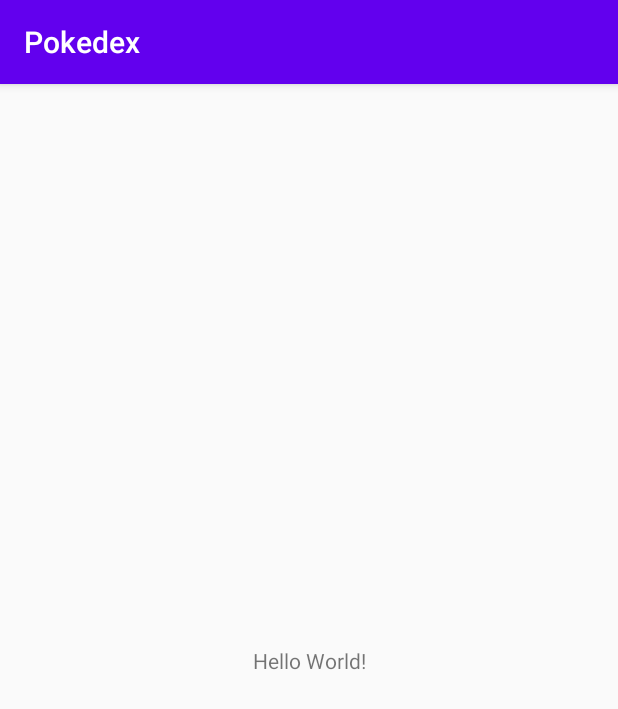
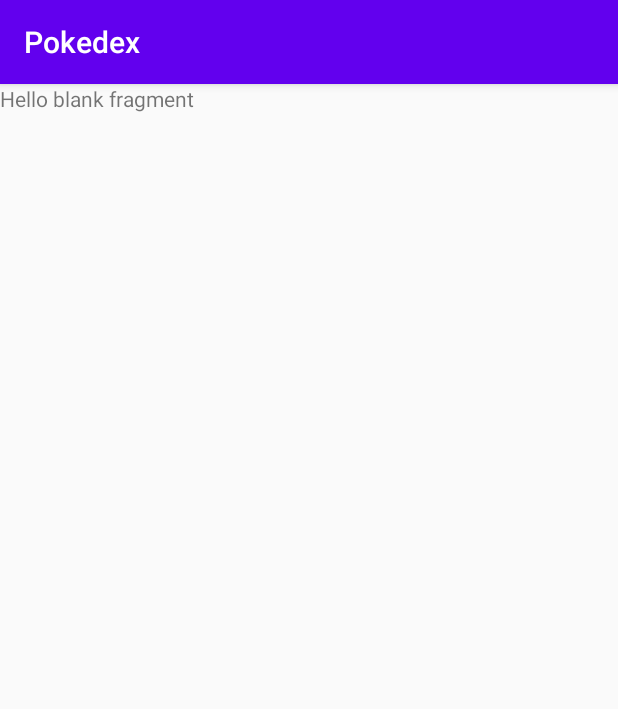
Before and after one commit to lucas-cordeiro/Pokedex, an Android app: the screen it shows after launch (MainActivity), on a phone screen of 412 x 824 dp. Shown: the top 709 px of the screen. Run offline under Robolectric (Android 15) with nearby library versions, the phone set to English and light mode, and no system bars; our stand-ins replace Room's generated code; 8 statements that could not run were skipped.

Commit message:
feat: adicionado navigation

```diff
--- a/app/build.gradle
+++ b/app/build.gradle
@@ -79,6 +79,9 @@ dependencies {
     implementation "org.koin:koin-core:$koin_version"
     implementation "org.koin:koin-android-scope:$koin_version"
     implementation "org.koin:koin-android-viewmodel:$koin_version"
+    implementation 'androidx.navigation:navigation-fragment-ktx:2.3.0'
+    implementation 'androidx.navigation:navigation-ui-ktx:2.3.0'
+    implementation 'androidx.legacy:legacy-support-v4:1.0.0'
 
     //Room
     kapt "android.arch.persistence.room:compiler:$room_version"
--- a/app/src/main/AndroidManifest.xml
+++ b/app/src/main/AndroidManifest.xml
@@ -12,7 +12,7 @@
         android:roundIcon="@mipmap/ic_launcher_round"
         android:supportsRtl="true"
         android:theme="@style/AppTheme">
-        <activity android:name=".ui.main.MainActivity">
+        <activity android:name=".ui.MainActivity">
             <intent-filter>
                 <action android:name="android.intent.action.MAIN" />
 
--- a/app/src/main/java/br/com/lucas/cordeiro/pokedex/di/module/ViewModelModule.kt
+++ b/app/src/main/java/br/com/lucas/cordeiro/pokedex/di/module/ViewModelModule.kt
@@ -1,9 +1,14 @@
 package br.com.lucas.cordeiro.pokedex.di.module
 
-import br.com.lucas.cordeiro.pokedex.ui.main.MainViewModel
+import br.com.lucas.cordeiro.pokedex.ui.home.HomeViewModel
 import org.koin.android.viewmodel.dsl.viewModel
 import org.koin.dsl.module
 
 val viewModelModule = module {
-    viewModel { MainViewModel(get(), get()) }
+    viewModel {
+        HomeViewModel(
+            get(),
+            get()
+        )
+    }
 }
--- /dev/null
+++ b/app/src/main/java/br/com/lucas/cordeiro/pokedex/ui/MainActivity.kt
@@ -0,0 +1,12 @@
+package br.com.lucas.cordeiro.pokedex.ui
+
+import android.os.Bundle
+import br.com.lucas.cordeiro.pokedex.R
+import br.com.lucas.cordeiro.pokedex.ui.base.BaseActivity
+
+class MainActivity : BaseActivity(R.layout.activity_main) {
+
+    override fun onCreate(savedInstanceState: Bundle?) {
+        super.onCreate(savedInstanceState)
+    }
+}
--- /dev/null
+++ b/app/src/main/java/br/com/lucas/cordeiro/pokedex/ui/base/BaseFragment.kt
@@ -0,0 +1,24 @@
+package br.com.lucas.cordeiro.pokedex.ui.base
+
+import android.os.Bundle
+import android.view.LayoutInflater
+import android.view.View
+import android.view.ViewGroup
+import android.widget.Toast
+import androidx.fragment.app.Fragment
+import br.com.lucas.cordeiro.pokedex.R
+
+abstract class BaseFragment(private val contentLayoutId: Int) : Fragment() {
+    override fun onCreateView(
+        inflater: LayoutInflater, container: ViewGroup?,
+        savedInstanceState: Bundle?
+    ): View? {
+        return inflater.inflate(contentLayoutId, container, false)
+    }
+
+    fun showToast(message: String){
+        context?.run {
+            Toast.makeText(this, message, Toast.LENGTH_LONG).show()
+        }
+    }
+}
--- a/app/src/main/java/br/com/lucas/cordeiro/pokedex/ui/main/MainActivity.kt
+++ b/app/src/main/java/br/com/lucas/cordeiro/pokedex/ui/home/HomeFragment.kt
@@ -1,25 +1,27 @@
-package br.com.lucas.cordeiro.pokedex.ui.main
+package br.com.lucas.cordeiro.pokedex.ui.home
 
-import androidx.appcompat.app.AppCompatActivity
 import android.os.Bundle
-import android.widget.Toast
+import android.view.View
 import androidx.lifecycle.lifecycleScope
 import br.com.lucas.cordeiro.pokedex.R
 import br.com.lucas.cordeiro.pokedex.network.error.ErrorEntity
 import br.com.lucas.cordeiro.pokedex.network.error.Result
-import br.com.lucas.cordeiro.pokedex.ui.base.BaseActivity
+import br.com.lucas.cordeiro.pokedex.ui.base.BaseFragment
 import br.com.lucas.cordeiro.pokedex.utils.KLog
 import kotlinx.coroutines.flow.collect
-import kotlinx.coroutines.flow.filter
 import org.koin.android.ext.android.inject
 
-class MainActivity : BaseActivity(R.layout.activity_main) {
 
-    private val viewModel: MainViewModel by inject()
+class HomeFragment : BaseFragment(R.layout.fragment_home) {
 
-    override fun onCreate(savedInstanceState: Bundle?) {
-        super.onCreate(savedInstanceState)
+    private val viewModel : HomeViewModel by inject()
 
+    override fun onViewCreated(view: View, savedInstanceState: Bundle?) {
+        super.onViewCreated(view, savedInstanceState)
+        setUp()
+    }
+
+    private fun setUp(){
         lifecycleScope.launchWhenCreated {
             viewModel.pokemons.collect {
                 when(it){
--- a/app/src/main/java/br/com/lucas/cordeiro/pokedex/ui/main/MainViewModel.kt
+++ b/app/src/main/java/br/com/lucas/cordeiro/pokedex/ui/home/HomeViewModel.kt
@@ -1,4 +1,4 @@
-package br.com.lucas.cordeiro.pokedex.ui.main
+package br.com.lucas.cordeiro.pokedex.ui.home
 
 import androidx.lifecycle.ViewModel
 import androidx.lifecycle.viewModelScope
@@ -12,7 +12,7 @@ import kotlinx.coroutines.flow.catch
 import kotlinx.coroutines.flow.collect
 import kotlinx.coroutines.launch
 
-class MainViewModel(private val pokemonRepository: PokemonRepository, private val generalErrorHandler: GeneralErrorHandler) : ViewModel() {
+class HomeViewModel(private val pokemonRepository: PokemonRepository, private val generalErrorHandler: GeneralErrorHandler) : ViewModel() {
     private val _pokemons = MutableStateFlow<Result<List<Pokemon>>?>(null)
     val pokemons: StateFlow<Result<List<Pokemon>>?>
         get() = _pokemons
--- a/app/src/main/res/layout/activity_main.xml
+++ b/app/src/main/res/layout/activity_main.xml
@@ -4,15 +4,20 @@
     xmlns:tools="http://schemas.android.com/tools"
     android:layout_width="match_parent"
     android:layout_height="match_parent"
-    tools:context=".ui.main.MainActivity">
+    tools:context=".ui.MainActivity">
 
-    <TextView
-        android:layout_width="wrap_content"
-        android:layout_height="wrap_content"
-        android:text="Hello World!"
-        app:layout_constraintBottom_toBottomOf="parent"
+    <fragment
+        android:id="@+id/nav_host_fragment"
+        android:name="androidx.navigation.fragment.NavHostFragment"
+        android:layout_width="0dp"
+        android:layout_height="0dp"
         app:layout_constraintLeft_toLeftOf="parent"
         app:layout_constraintRight_toRightOf="parent"
-        app:layout_constraintTop_toTopOf="parent" />
+        app:layout_constraintTop_toTopOf="parent"
+        app:layout_constraintBottom_toBottomOf="parent"
+        app:defaultNavHost="true"
+        app:navGraph="@navigation/user_flow_graph" />
+
+
 
 </androidx.constraintlayout.widget.ConstraintLayout>
--- /dev/null
+++ b/app/src/main/res/layout/fragment_home.xml
@@ -0,0 +1,14 @@
+<?xml version="1.0" encoding="utf-8"?>
+<FrameLayout xmlns:android="http://schemas.android.com/apk/res/android"
+    xmlns:tools="http://schemas.android.com/tools"
+    android:layout_width="match_parent"
+    android:layout_height="match_parent"
+    tools:context=".ui.home.HomeFragment">
+
+    <!-- TODO: Update blank fragment layout -->
+    <TextView
+        android:layout_width="match_parent"
+        android:layout_height="match_parent"
+        android:text="@string/hello_blank_fragment" />
+
+</FrameLayout>
--- /dev/null
+++ b/app/src/main/res/navigation/user_flow_graph.xml
@@ -0,0 +1,13 @@
+<?xml version="1.0" encoding="utf-8"?>
+<navigation xmlns:android="http://schemas.android.com/apk/res/android"
+    xmlns:app="http://schemas.android.com/apk/res-auto"
+    xmlns:tools="http://schemas.android.com/tools"
+    android:id="@+id/user_flow_graph"
+    app:startDestination="@id/homeFragment">
+
+    <fragment
+        android:id="@+id/homeFragment"
+        android:name="br.com.lucas.cordeiro.pokedex.ui.home.HomeFragment"
+        android:label="fragment_home"
+        tools:layout="@layout/fragment_home" />
+</navigation>
--- a/app/src/main/res/values/strings.xml
+++ b/app/src/main/res/values/strings.xml
@@ -1,3 +1,5 @@
 <resources>
     <string name="app_name">Pokedex</string>
+    <!-- TODO: Remove or change this placeholder text -->
+    <string name="hello_blank_fragment">Hello blank fragment</string>
 </resources>
```
